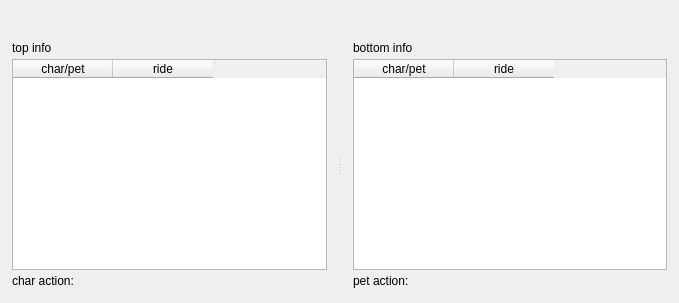
This is SaSH/form/battleinfoform.ui in bestkakkoii/SaSH as Qt 5 draws it before an edit. The edited form follows.
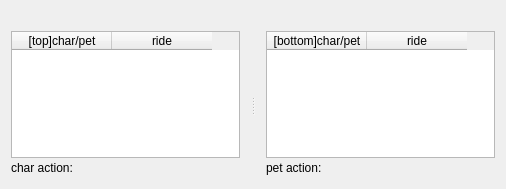
This is the edited form. Custom widgets are drawn as their Qt base class.

Patch:
```diff
--- a/SaSH/form/battleinfoform.ui
+++ b/SaSH/form/battleinfoform.ui
@@ -6,8 +6,8 @@
    <rect>
     <x>0</x>
     <y>0</y>
-    <width>679</width>
-    <height>303</height>
+    <width>506</width>
+    <height>189</height>
    </rect>
   </property>
   <property name="windowTitle">
@@ -15,16 +15,19 @@
   </property>
   <layout class="QGridLayout" name="gridLayout">
    <property name="leftMargin">
-    <number>1</number>
+    <number>0</number>
    </property>
    <property name="topMargin">
-    <number>1</number>
+    <number>0</number>
    </property>
    <property name="rightMargin">
-    <number>1</number>
+    <number>0</number>
    </property>
    <property name="bottomMargin">
-    <number>1</number>
+    <number>0</number>
+   </property>
+   <property name="spacing">
+    <number>0</number>
    </property>
    <item row="0" column="0">
     <widget class="FastLabel" name="label_time" native="true">
@@ -56,21 +59,8 @@
      <widget class="QWidget" name="layoutWidget_2">
       <layout class="QVBoxLayout" name="verticalLayout_3">
        <property name="spacing">
-        <number>1</number>
+        <number>0</number>
        </property>
-       <item>
-        <widget class="QLabel" name="label_topinfo">
-         <property name="minimumSize">
-          <size>
-           <width>0</width>
-           <height>20</height>
-          </size>
-         </property>
-         <property name="text">
-          <string>top info</string>
-         </property>
-        </widget>
-       </item>
        <item>
         <widget class="TableWidget" name="tableWidget_top">
          <property name="minimumSize">
@@ -87,7 +77,7 @@
          </attribute>
          <column>
           <property name="text">
-           <string>char/pet</string>
+           <string>[top]char/pet</string>
           </property>
          </column>
          <column>
@@ -99,6 +89,9 @@
        </item>
        <item>
         <layout class="QHBoxLayout" name="horizontalLayout_3">
+         <property name="spacing">
+          <number>0</number>
+         </property>
          <item>
           <widget class="QLabel" name="label_c">
            <property name="minimumSize">
@@ -141,21 +134,8 @@
      <widget class="QWidget" name="layoutWidget1_2">
       <layout class="QVBoxLayout" name="verticalLayout_4">
        <property name="spacing">
-        <number>1</number>
+        <number>0</number>
        </property>
-       <item>
-        <widget class="QLabel" name="label_bottominfo">
-         <property name="minimumSize">
-          <size>
-           <width>0</width>
-           <height>20</height>
-          </size>
-         </property>
-         <property name="text">
-          <string>bottom info</string>
-         </property>
-        </widget>
-       </item>
        <item>
         <widget class="TableWidget" name="tableWidget_bottom">
          <property name="minimumSize">
@@ -172,7 +152,7 @@
          </attribute>
          <column>
           <property name="text">
-           <string>char/pet</string>
+           <string>[bottom]char/pet</string>
           </property>
          </column>
          <column>
@@ -184,6 +164,9 @@
        </item>
        <item>
         <layout class="QHBoxLayout" name="horizontalLayout_4">
+         <property name="spacing">
+          <number>0</number>
+         </property>
          <item>
           <widget class="QLabel" name="label_p">
            <property name="minimumSize">
```
